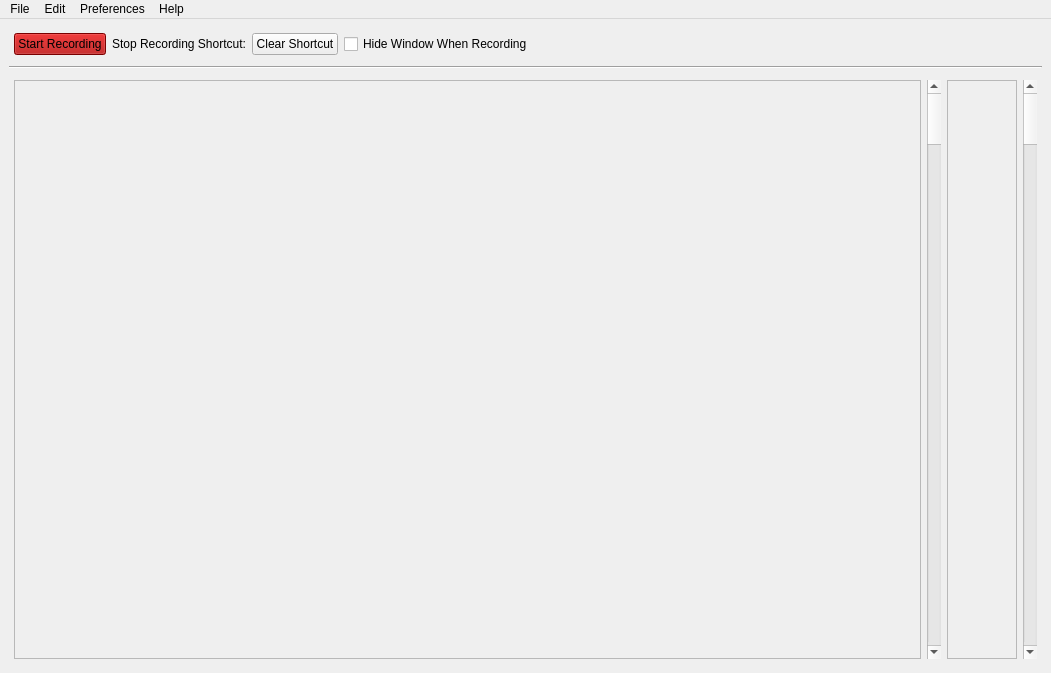
Qt form ui/MainWindow.ui (nickpnevmati/MacroRecorderPython) before a commit.
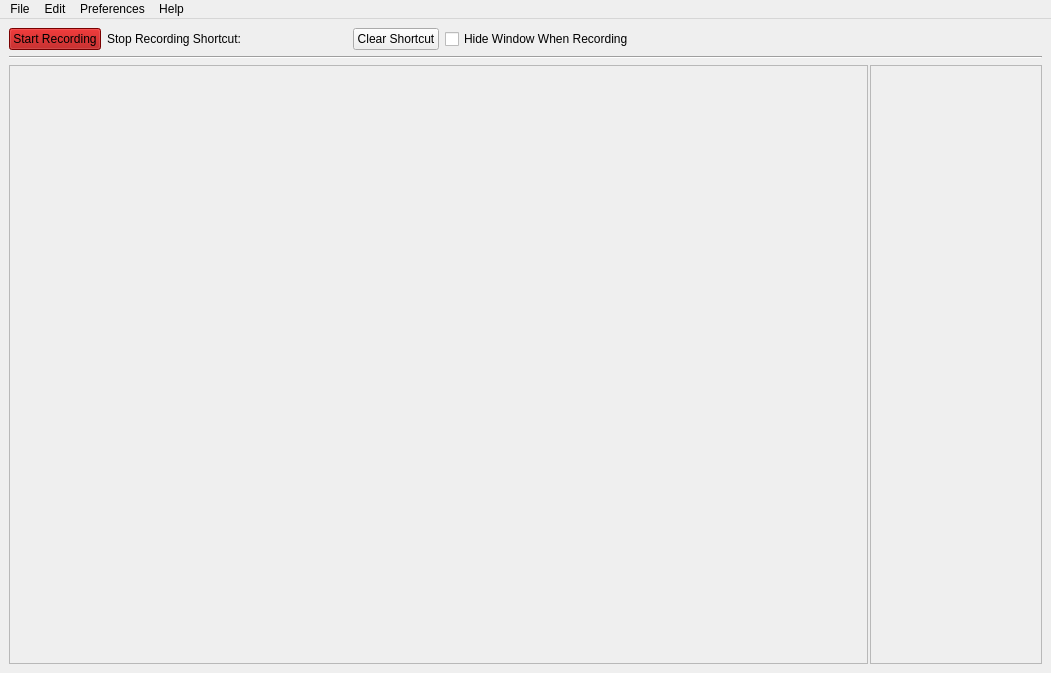
The same form after that commit.

```diff
--- a/ui/MainWindow.ui
+++ b/ui/MainWindow.ui
@@ -11,7 +11,7 @@
    </rect>
   </property>
   <property name="sizePolicy">
-   <sizepolicy hsizetype="Expanding" vsizetype="Expanding">
+   <sizepolicy hsizetype="Preferred" vsizetype="Expanding">
     <horstretch>1</horstretch>
     <verstretch>1</verstretch>
    </sizepolicy>
@@ -33,25 +33,33 @@
     </size>
    </property>
    <layout class="QGridLayout" name="gridLayout">
+    <item row="1" column="0">
+     <widget class="Line" name="line">
+      <property name="orientation">
+       <enum>Qt::Horizontal</enum>
+      </property>
+     </widget>
+    </item>
     <item row="0" column="0">
-     <layout class="QHBoxLayout" name="TopPanel">
-      <property name="spacing">
-       <number>6</number>
+     <widget class="QWidget" name="TopPanel" native="true">
+      <property name="sizePolicy">
+       <sizepolicy hsizetype="Preferred" vsizetype="Maximum">
+        <horstretch>0</horstretch>
+        <verstretch>0</verstretch>
+       </sizepolicy>
       </property>
-      <property name="sizeConstraint">
-       <enum>QLayout::SetFixedSize</enum>
-      </property>
+      <layout class="QHBoxLayout" name="horizontalLayout">
       <property name="leftMargin">
-       <number>5</number>
+        <number>0</number>
       </property>
       <property name="topMargin">
-       <number>5</number>
+        <number>0</number>
       </property>
       <property name="rightMargin">
-       <number>5</number>
+        <number>0</number>
       </property>
       <property name="bottomMargin">
-       <number>5</number>
+        <number>0</number>
       </property>
       <item>
        <widget class="QPushButton" name="startRecordingButton">
@@ -83,7 +91,15 @@
        </widget>
       </item>
       <item>
-       <layout class="QVBoxLayout" name="stopShortcutContainer"/>
+        <widget class="QWidget" name="stopShortcutContainer" native="true">
+         <property name="minimumSize">
+          <size>
+           <width>100</width>
+           <height>0</height>
+          </size>
+         </property>
+         <layout class="QHBoxLayout" name="horizontalLayout_2"/>
+        </widget>
       </item>
       <item>
        <widget class="QPushButton" name="clearShortcutButton">
@@ -103,13 +119,10 @@
        </widget>
       </item>
       <item>
-       <spacer name="TopPanelSpacer">
+        <spacer name="horizontalSpacer">
         <property name="orientation">
          <enum>Qt::Horizontal</enum>
         </property>
-        <property name="sizeType">
-         <enum>QSizePolicy::MinimumExpanding</enum>
-        </property>
         <property name="sizeHint" stdset="0">
          <size>
           <width>40</width>
@@ -119,98 +132,167 @@
        </spacer>
       </item>
      </layout>
+     </widget>
     </item>
     <item row="2" column="0">
-     <layout class="QHBoxLayout" name="MacrosView">
+     <widget class="QWidget" name="scrollAreas" native="true">
+      <layout class="QHBoxLayout" name="horizontalLayout_4">
+       <property name="spacing">
+        <number>2</number>
+       </property>
       <property name="sizeConstraint">
-       <enum>QLayout::SetMaximumSize</enum>
+        <enum>QLayout::SetMinimumSize</enum>
       </property>
       <property name="leftMargin">
-       <number>5</number>
+        <number>0</number>
       </property>
       <property name="topMargin">
-       <number>5</number>
+        <number>0</number>
       </property>
       <property name="rightMargin">
-       <number>5</number>
+        <number>0</number>
       </property>
       <property name="bottomMargin">
-       <number>5</number>
+        <number>0</number>
       </property>
       <item>
-       <layout class="QHBoxLayout" name="MacroActionsView">
-        <item>
-         <widget class="QScrollArea" name="macroActionsScrollArea">
+        <widget class="QScrollArea" name="scrollAreaAction">
+         <property name="sizePolicy">
+          <sizepolicy hsizetype="Preferred" vsizetype="Minimum">
+           <horstretch>5</horstretch>
+           <verstretch>0</verstretch>
+          </sizepolicy>
+         </property>
+         <property name="horizontalScrollBarPolicy">
+          <enum>Qt::ScrollBarAsNeeded</enum>
+         </property>
+         <property name="sizeAdjustPolicy">
+          <enum>QAbstractScrollArea::AdjustToContents</enum>
+         </property>
           <property name="widgetResizable">
            <bool>true</bool>
           </property>
-          <widget class="QWidget" name="macroActionsScrollAreaContents">
+         <property name="alignment">
+          <set>Qt::AlignLeading|Qt::AlignLeft|Qt::AlignTop</set>
+         </property>
+         <widget class="QWidget" name="macroActionsContainer">
            <property name="geometry">
             <rect>
              <x>0</x>
              <y>0</y>
-             <width>901</width>
-             <height>573</height>
-            </rect>
-           </property>
-           <layout class="QVBoxLayout" name="verticalLayout"/>
-          </widget>
-         </widget>
-        </item>
-        <item>
-         <widget class="QScrollBar" name="macroActionsScrollbar">
-          <property name="maximum">
-           <number>100</number>
+            <width>857</width>
+            <height>16</height>
+           </rect>
+          </property>
+          <property name="sizePolicy">
+           <sizepolicy hsizetype="Preferred" vsizetype="Maximum">
+            <horstretch>0</horstretch>
+            <verstretch>0</verstretch>
+           </sizepolicy>
           </property>
-          <property name="orientation">
-           <enum>Qt::Vertical</enum>
+          <property name="contextMenuPolicy">
+           <enum>Qt::NoContextMenu</enum>
           </property>
+          <layout class="QVBoxLayout" name="verticalLayout_2">
+           <property name="spacing">
+            <number>0</number>
+           </property>
+           <property name="sizeConstraint">
+            <enum>QLayout::SetMinimumSize</enum>
+           </property>
+           <property name="leftMargin">
+            <number>0</number>
+           </property>
+           <property name="topMargin">
+            <number>0</number>
+           </property>
+           <property name="rightMargin">
+            <number>0</number>
+           </property>
+           <property name="bottomMargin">
+            <number>0</number>
+           </property>
+          </layout>
          </widget>
-        </item>
-       </layout>
-      </item>
+        </widget>
+       </item>
       <item>
-       <layout class="QHBoxLayout" name="MacrosView_2">
-        <item>
-         <widget class="QScrollArea" name="macrosScrollArea">
+        <widget class="QScrollArea" name="scrollAreaItem">
           <property name="sizePolicy">
-           <sizepolicy hsizetype="Minimum" vsizetype="Minimum">
-            <horstretch>0</horstretch>
+          <sizepolicy hsizetype="Minimum" vsizetype="Expanding">
+           <horstretch>1</horstretch>
             <verstretch>0</verstretch>
            </sizepolicy>
           </property>
+         <property name="minimumSize">
+          <size>
+           <width>0</width>
+           <height>0</height>
+          </size>
+         </property>
+         <property name="baseSize">
+          <size>
+           <width>0</width>
+           <height>0</height>
+          </size>
+         </property>
+         <property name="horizontalScrollBarPolicy">
+          <enum>Qt::ScrollBarAlwaysOff</enum>
+         </property>
+         <property name="sizeAdjustPolicy">
+          <enum>QAbstractScrollArea::AdjustToContents</enum>
+         </property>
           <property name="widgetResizable">
            <bool>true</bool>
           </property>
-          <widget class="QWidget" name="macrosScrollAreaContents">
+         <property name="alignment">
+          <set>Qt::AlignLeading|Qt::AlignLeft|Qt::AlignTop</set>
+         </property>
+         <widget class="QWidget" name="macroItemsContainer">
            <property name="geometry">
             <rect>
              <x>0</x>
              <y>0</y>
-             <width>68</width>
-             <height>573</height>
-            </rect>
-           </property>
-           <layout class="QVBoxLayout" name="verticalLayout_2"/>
+            <width>170</width>
+            <height>16</height>
+           </rect>
+          </property>
+          <property name="sizePolicy">
+           <sizepolicy hsizetype="Minimum" vsizetype="Maximum">
+            <horstretch>0</horstretch>
+            <verstretch>0</verstretch>
+           </sizepolicy>
+          </property>
+          <property name="minimumSize">
+           <size>
+            <width>0</width>
+            <height>0</height>
+           </size>
+          </property>
+          <layout class="QVBoxLayout" name="verticalLayout">
+           <property name="spacing">
+            <number>0</number>
+           </property>
+           <property name="sizeConstraint">
+            <enum>QLayout::SetMinimumSize</enum>
+           </property>
+           <property name="leftMargin">
+            <number>0</number>
+           </property>
+           <property name="topMargin">
+            <number>0</number>
+           </property>
+           <property name="rightMargin">
+            <number>0</number>
+           </property>
+           <property name="bottomMargin">
+            <number>0</number>
+           </property>
+          </layout>
           </widget>
          </widget>
         </item>
-        <item>
-         <widget class="QScrollBar" name="macrosScrollbar">
-          <property name="orientation">
-           <enum>Qt::Vertical</enum>
-          </property>
-         </widget>
-        </item>
-       </layout>
-      </item>
-     </layout>
-    </item>
-    <item row="1" column="0">
-     <widget class="Line" name="line">
-      <property name="orientation">
-       <enum>Qt::Horizontal</enum>
-      </property>
+      </layout>
      </widget>
     </item>
    </layout>
```
Left out of the diff: 17 changed lines with no effect on the pictures. Lines whose indentation alone changed are shown as unchanged.
